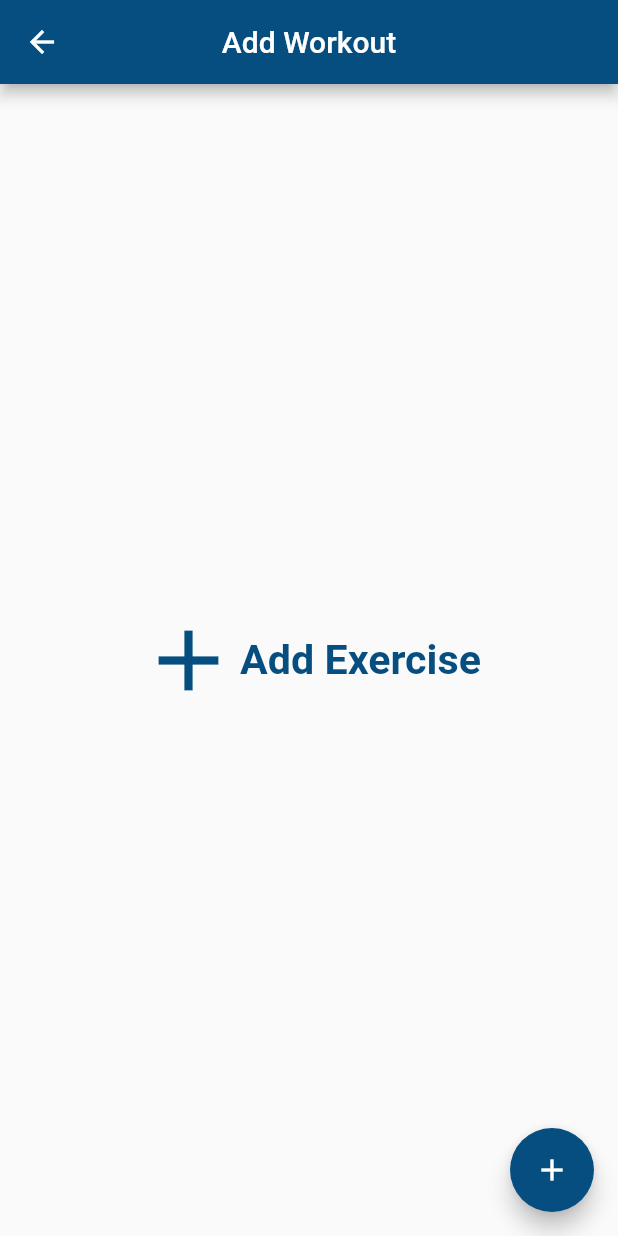
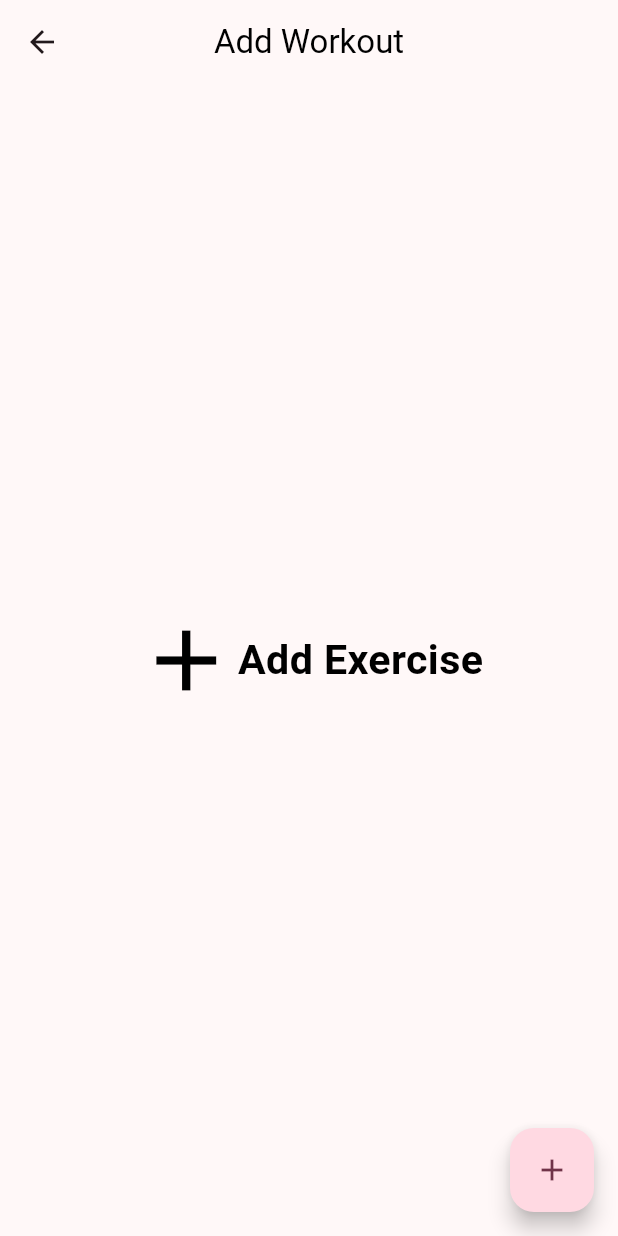
Before and after one commit to ahmedelshehe/Workouts_log, a Flutter app: the screen it shows after launch, item 2 of the bottom bar chosen, after a tap on the "add" icon, on a phone screen of 412 x 824 dp. Run offline on Flutter 3.47's test engine with Material 2 defaults, Android fonts, the phone set to English and light mode, and no system bars; our stand-ins replace bloc, cached_network_image, flutter_bloc, flutter_svg, fluttertoast, hive and 2 more; accounts and stored records are empty; project files that could hold a hidden picture were left out.

Commit message:
Tweaks To Add Exercise BottomSheet and Adding Material version 3

```diff
--- a/lib/business_logic/modal_sheet/modal_cubit.dart
+++ b/lib/business_logic/modal_sheet/modal_cubit.dart
@@ -1,7 +1,6 @@
 import 'package:bloc/bloc.dart';
 import 'package:flutter_bloc/flutter_bloc.dart';
 import 'package:meta/meta.dart';
-import 'package:workout_log/business_logic/app_cubit.dart';
 import 'package:workout_log/data/exercise.dart';
 
 part 'modal_state.dart';
--- a/lib/main.dart
+++ b/lib/main.dart
@@ -54,11 +54,14 @@ class MyApp extends StatelessWidget {
           debugShowCheckedModeBanner: false,
           title: 'Workouts Log',
           theme: ThemeData(
-            primarySwatch: Colors.blueGrey,
+            useMaterial3: true,
+            colorSchemeSeed: Colors.black87,
+              dividerColor: Colors.transparent
           ),
           onGenerateRoute: appRouter.onGenerateRoute,
         );
-      }),
+      },
+      ),
     );
   }
 }
--- a/lib/presentation/screens/exercises/exercise_details_screen.dart
+++ b/lib/presentation/screens/exercises/exercise_details_screen.dart
@@ -46,14 +46,14 @@ class _ExerciseDetailsScreenState extends State<ExerciseDetailsScreen> {
   Widget build(BuildContext context) {
     return Scaffold(
       appBar: AppBar(
-        backgroundColor: darkSkyBlue,
-        title: Text(widget.exercise.name),
+        title: DefaultText(text:widget.exercise.name,color: darkSkyBlue,),
       ),
       body: SingleChildScrollView(
         child: Column(
           children: [
             ImagesStack(images: widget.exercise.images),
              ExpansionTile(
+
               title: Padding(
                 padding:  EdgeInsets.symmetric(horizontal: 2.w),
                 child: DefaultText(
--- a/lib/presentation/screens/exercises/muscles_exercises_screen.dart
+++ b/lib/presentation/screens/exercises/muscles_exercises_screen.dart
@@ -19,7 +19,6 @@ class MusclesExercisesScreen extends StatelessWidget {
       appBar: AppBar(
         centerTitle: true,
         title: Text(model.muscle.nameEn),
-        backgroundColor: darkSkyBlue,
       ),
       body: SingleChildScrollView(
         child: Column(
--- a/lib/presentation/screens/home_layout.dart
+++ b/lib/presentation/screens/home_layout.dart
@@ -29,10 +29,8 @@ class _HomeLayoutState extends State<HomeLayout> {
         return Scaffold(
           extendBody: false,
           appBar:cubit.currentIndex ==0 || cubit.currentIndex==1 ? AppBar(
-            backgroundColor: darkSkyBlue,
             title: DefaultText(
               text: cubit.screenTitles[cubit.currentIndex],
-              color: Colors.white,
             ),
             actions: [IconButton(onPressed: ()=>cubit.changeIndex(2), icon: Icon(Icons.search))],
             centerTitle: true,
@@ -41,7 +39,7 @@ class _HomeLayoutState extends State<HomeLayout> {
           bottomNavigationBar: BottomNavigationBar(
             currentIndex: cubit.currentIndex == 2 ? 0 : cubit.currentIndex,
             backgroundColor: Colors.transparent,
-            selectedItemColor: Colors.white,
+            selectedItemColor: darkSkyBlue,
             unselectedItemColor: Colors.black38,
             elevation: 20,
             type: BottomNavigationBarType.shifting,
@@ -49,12 +47,12 @@ class _HomeLayoutState extends State<HomeLayout> {
               BottomNavigationBarItem(
                   icon: Icon(Icons.library_books_rounded),
                   label: 'Exercises',
-                  backgroundColor: darkSkyBlue,
+
               ),
               BottomNavigationBarItem(
                   icon: Icon(Icons.fitness_center),
                   label: 'Log',
-                  backgroundColor: darkSkyBlue),
+                  ),
             ],
             onTap: (index) {
               cubit.changeIndex(index);
@@ -63,7 +61,6 @@ class _HomeLayoutState extends State<HomeLayout> {
           floatingActionButton:  Visibility(
             visible: cubit.currentIndex ==1,
             child: FloatingActionButton(
-              backgroundColor: darkSkyBlue,
               onPressed: (){
                 Navigator.of(context)
                     .pushNamed(addWorkoutScreen);
@@ -78,14 +75,13 @@ class _HomeLayoutState extends State<HomeLayout> {
 
   AppBar buildSearchAppBar() {
     return AppBar(
-          backgroundColor: darkSkyBlue,
           centerTitle: true,
           title: TextFormField(
             autofocus: true,
             keyboardType: TextInputType.text,
-            style: TextStyle(color: Colors.white),
+            style: TextStyle(color: darkSkyBlue),
             decoration: InputDecoration(
-              label: DefaultText(text:'Search',color: Colors.white,),
+              label: DefaultText(text:'Search',color: darkSkyBlue,),
             ),
             onChanged: (value)  {
                 Future.delayed(Duration(milliseconds: 250),() {
--- a/lib/presentation/screens/workouts/add_workout.dart
+++ b/lib/presentation/screens/workouts/add_workout.dart
@@ -9,7 +9,6 @@ import 'package:workout_log/presentation/styles/colors.dart';
 import 'package:workout_log/presentation/widgets/default_material_button.dart';
 import '../../../business_logic/modal_sheet/modal_cubit.dart';
 import '../../../business_logic/workout/workout_cubit.dart';
-import '../../../constants/screens.dart';
 import '../../../data/exercise.dart';
 import '../../../data/hive/workout_exercise.dart';
 import '../../views/add_exercise_modal_sheet.dart';
@@ -75,8 +74,7 @@ class _AddWorkoutScreenState extends State<AddWorkoutScreen> {
     return Scaffold(
       appBar: AppBar(
         centerTitle: true,
-        backgroundColor: darkSkyBlue,
-        title: const Text('Add Workout'),
+        title: DefaultText(text:'Add Workout',color: darkSkyBlue,),
       ),
       body: BlocBuilder<WorkoutCubit, WorkoutState>(
         builder: (context, state) {
@@ -170,7 +168,6 @@ class _AddWorkoutScreenState extends State<AddWorkoutScreen> {
         onPressed: () {
           buildShowModalBottomSheet(context);
         },
-        backgroundColor: darkSkyBlue,
         child: const Icon(Icons.add),
       ),
     );
--- a/lib/presentation/screens/workouts/workout_details.dart
+++ b/lib/presentation/screens/workouts/workout_details.dart
@@ -74,9 +74,8 @@ class _WorkoutDetailsScreenState extends State<WorkoutDetailsScreen> {
   Widget build(BuildContext context) {
     return  Scaffold(
       appBar: AppBar(
-        title: Text(widget.workout.name),
+        title: DefaultText(text:widget.workout.name,color: darkSkyBlue,),
         centerTitle: true,
-        backgroundColor: darkSkyBlue,
       ),
       body: BlocBuilder<WorkoutCubit, WorkoutState>(
         builder: (context, state) {
@@ -118,7 +117,7 @@ class _WorkoutDetailsScreenState extends State<WorkoutDetailsScreen> {
                     Padding(
                       padding:  EdgeInsets.only(bottom: 5.h,top: 5.h),
                       child: DefaultMaterialButton(
-                        backgroundColor: darkSkyBlue,
+                        backgroundColor: darkSkyBlue.withOpacity(0.8),
                         width: 50.w,
                         onPressed: (){
                           Workout workout =Workout(id: widget.workout.id, timeStamp: widget.workout.timeStamp, name:widget.workout.name, exercises: workoutCubit.workoutExercises);
@@ -145,7 +144,6 @@ class _WorkoutDetailsScreenState extends State<WorkoutDetailsScreen> {
         onPressed: () {
           buildShowModalBottomSheet(context);
         },
-        backgroundColor: darkSkyBlue,
         child: const Icon(Icons.add),
       ),
     );
--- a/lib/presentation/styles/colors.dart
+++ b/lib/presentation/styles/colors.dart
@@ -12,7 +12,7 @@ const Color lightBlue = Color(0xFFbddbff);
 const Color black = Color(0xFF000000);
 const Color skyBlue = Color(0xFF055e98);
 const Color lightSkyBlue = Color(0xff0a96e8);
-const Color darkSkyBlue = Color(0xff064e7f);
+const Color darkSkyBlue = Colors.black;
 const Color lightPurple = Color(0xFF4530b8);
 const Color lightBlack = Colors.black54;
 Color? gray = Colors.grey[600];
--- a/lib/presentation/views/set_input_column.dart
+++ b/lib/presentation/views/set_input_column.dart
@@ -2,7 +2,6 @@ import 'package:flutter/material.dart';
 import 'package:fluttertoast/fluttertoast.dart';
 import 'package:sizer/sizer.dart';
 
-import '../styles/colors.dart';
 import '../widgets/default_text.dart';
 class SetInputColumn extends StatelessWidget {
   const SetInputColumn({
--- a/lib/presentation/views/workout_tile.dart
+++ b/lib/presentation/views/workout_tile.dart
@@ -83,6 +83,7 @@ class WorkoutTile extends StatelessWidget {
               .pushNamed(workoutDetailsScreen,arguments: workout);
         },
         child: Card(
+          color: Colors.white,
           elevation: 10,
           child: Padding(
             padding: const EdgeInsets.all(8.0),
```
Also changed, not shown: pubspec.lock, 2 other files.
